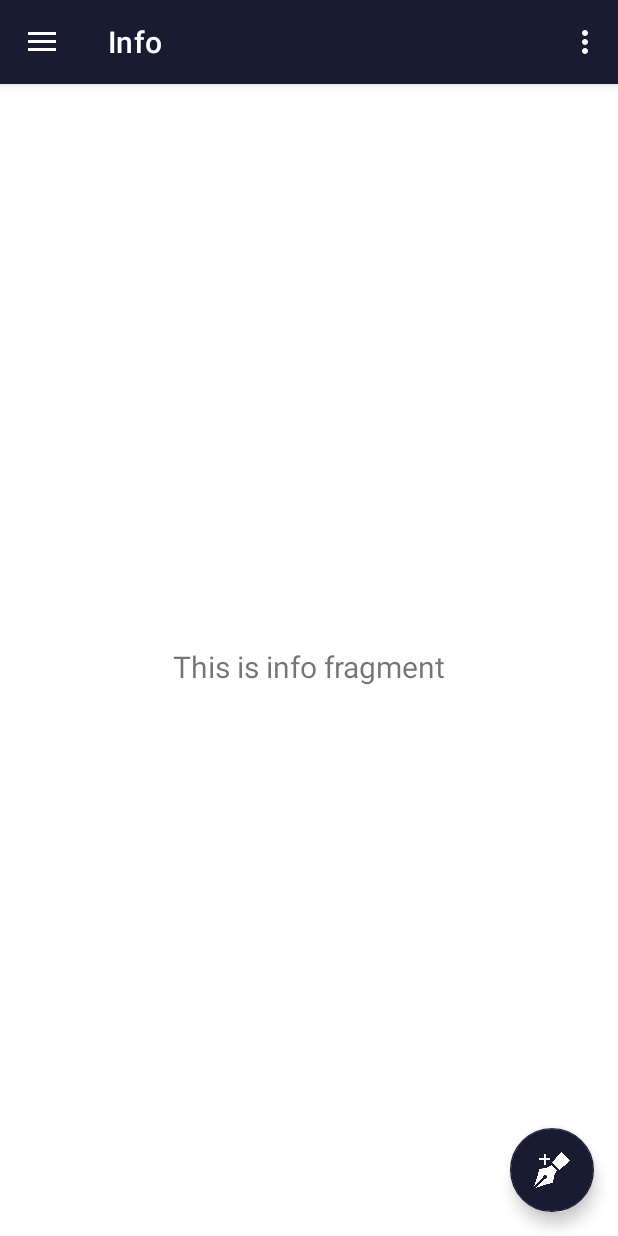
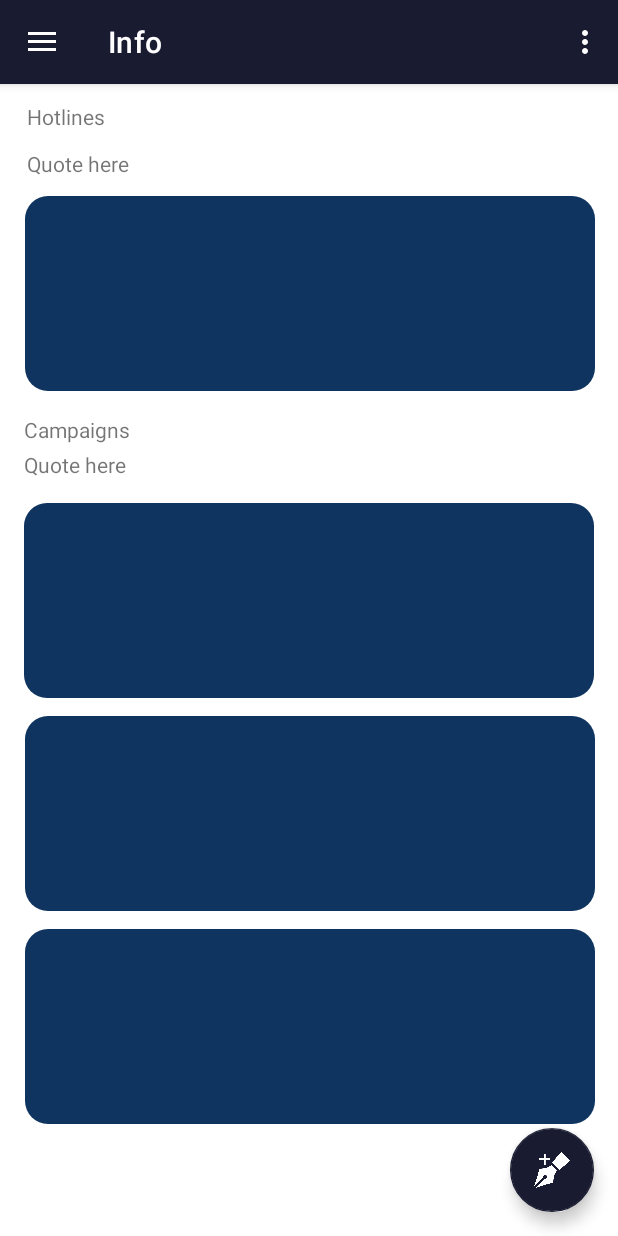
Before and after one commit to rogercnyn/iRespond-Android, an Android app: the InfoFragment screen opened through its navigation route, on a phone screen of 412 x 824 dp. Run offline under Robolectric (Android 15) with nearby library versions, the phone set to English and light mode, and no system bars; our stand-ins replace navigation-ui.

Commit message:
Add Rounded Boxes

```diff
--- a/App/app/src/main/java/com/example/irespond/ui/gallery/InfoFragment.java
+++ b/App/app/src/main/java/com/example/irespond/ui/gallery/InfoFragment.java
@@ -24,8 +24,8 @@ public class InfoFragment extends Fragment {
         binding = FragmentInfoBinding.inflate(inflater, container, false);
         View root = binding.getRoot();
 
-        final TextView textView = binding.textInfo;
-        infoViewModel.getText().observe(getViewLifecycleOwner(), textView::setText);
+        //final TextView textView = binding.textInfo;
+        //infoViewModel.getText().observe(getViewLifecycleOwner(), textView::setText);
         return root;
     }
 
--- a/App/app/src/main/java/com/example/irespond/ui/slideshow/DataFragment.java
+++ b/App/app/src/main/java/com/example/irespond/ui/slideshow/DataFragment.java
@@ -24,8 +24,8 @@ public class DataFragment extends Fragment {
         binding = FragmentDataBinding.inflate(inflater, container, false);
         View root = binding.getRoot();
 
-        final TextView textView = binding.textData;
-        dataViewModel.getText().observe(getViewLifecycleOwner(), textView::setText);
+        //final TextView textView = binding.textData;
+        //dataViewModel.getText().observe(getViewLifecycleOwner(), textView::setText);
         return root;
     }
 
--- /dev/null
+++ b/App/app/src/main/res/drawable/box.xml
@@ -0,0 +1,10 @@
+<?xml version="1.0" encoding="utf-8"?>
+<selector xmlns:android="http://schemas.android.com/apk/res/android">
+    <item>
+        <shape android:shape="rectangle">
+            <solid android:color="#0F3460"/>
+            <corners android:radius="15dp"/>
+        </shape>
+
+    </item>
+</selector>
--- a/App/app/src/main/res/layout/fragment_about.xml
+++ b/App/app/src/main/res/layout/fragment_about.xml
@@ -13,7 +13,9 @@
         android:layout_marginStart="8dp"
         android:layout_marginTop="8dp"
         android:layout_marginEnd="8dp"
+        android:text="This is about page."
         android:textAlignment="center"
+        android:textColor="#000000"
         android:textSize="20sp"
         app:layout_constraintBottom_toBottomOf="parent"
         app:layout_constraintEnd_toEndOf="parent"
--- a/App/app/src/main/res/layout/fragment_data.xml
+++ b/App/app/src/main/res/layout/fragment_data.xml
@@ -4,19 +4,4 @@
     xmlns:tools="http://schemas.android.com/tools"
     android:layout_width="match_parent"
     android:layout_height="match_parent"
-    tools:context=".ui.slideshow.DataFragment">
-
-    <TextView
-        android:id="@+id/text_data"
-        android:layout_width="match_parent"
-        android:layout_height="wrap_content"
-        android:layout_marginStart="8dp"
-        android:layout_marginTop="8dp"
-        android:layout_marginEnd="8dp"
-        android:textAlignment="center"
-        android:textSize="20sp"
-        app:layout_constraintBottom_toBottomOf="parent"
-        app:layout_constraintEnd_toEndOf="parent"
-        app:layout_constraintStart_toStartOf="parent"
-        app:layout_constraintTop_toTopOf="parent" />
-</androidx.constraintlayout.widget.ConstraintLayout>
+    tools:context=".ui.slideshow.DataFragment"/>
--- a/App/app/src/main/res/layout/fragment_home.xml
+++ b/App/app/src/main/res/layout/fragment_home.xml
@@ -13,22 +13,13 @@
         android:layout_marginStart="8dp"
         android:layout_marginTop="8dp"
         android:layout_marginEnd="8dp"
+        android:text="This is home."
         android:textAlignment="center"
+        android:textColor="#000000"
         android:textSize="20sp"
         app:layout_constraintBottom_toBottomOf="parent"
         app:layout_constraintEnd_toEndOf="parent"
         app:layout_constraintStart_toStartOf="parent"
         app:layout_constraintTop_toTopOf="parent" />
 
-    <Button
-        android:id="@+id/button"
-        android:layout_width="wrap_content"
-        android:layout_height="wrap_content"
-        android:text="Button"
-        app:layout_constraintBottom_toBottomOf="parent"
-        app:layout_constraintEnd_toEndOf="parent"
-        app:layout_constraintHorizontal_bias="0.498"
-        app:layout_constraintStart_toStartOf="parent"
-        app:layout_constraintTop_toTopOf="parent"
-        app:layout_constraintVertical_bias="0.617" />
 </androidx.constraintlayout.widget.ConstraintLayout>
--- a/App/app/src/main/res/layout/fragment_info.xml
+++ b/App/app/src/main/res/layout/fragment_info.xml
@@ -7,16 +7,91 @@
     tools:context=".ui.gallery.InfoFragment">
 
     <TextView
-        android:id="@+id/text_info"
-        android:layout_width="match_parent"
-        android:layout_height="wrap_content"
-        android:layout_marginStart="8dp"
-        android:layout_marginTop="8dp"
-        android:layout_marginEnd="8dp"
+        android:id="@+id/bg_hotline"
+        android:layout_width="380dp"
+        android:layout_height="130dp"
+        android:layout_marginTop="12dp"
+        android:background="@drawable/box"
         android:textAlignment="center"
+        android:textColor="#000000"
         android:textSize="20sp"
-        app:layout_constraintBottom_toBottomOf="parent"
+        app:layout_constraintEnd_toEndOf="parent"
+        app:layout_constraintHorizontal_bias="0.516"
+        app:layout_constraintStart_toStartOf="parent"
+        app:layout_constraintTop_toBottomOf="@+id/textView11" />
+
+    <TextView
+        android:id="@+id/bg_campaign1"
+        android:layout_width="380dp"
+        android:layout_height="130dp"
+        android:layout_marginTop="16dp"
+        android:background="@drawable/box"
         app:layout_constraintEnd_toEndOf="parent"
         app:layout_constraintStart_toStartOf="parent"
+        app:layout_constraintTop_toBottomOf="@+id/textView12" />
+
+    <TextView
+        android:id="@+id/bg_campaign2"
+        android:layout_width="380dp"
+        android:layout_height="130dp"
+        android:layout_marginTop="12dp"
+        android:background="@drawable/box"
+        app:layout_constraintEnd_toEndOf="parent"
+        app:layout_constraintHorizontal_bias="0.516"
+        app:layout_constraintStart_toStartOf="parent"
+        app:layout_constraintTop_toBottomOf="@+id/bg_campaign1" />
+
+    <TextView
+        android:id="@+id/bg_campaign3"
+        android:layout_width="380dp"
+        android:layout_height="130dp"
+        android:layout_marginTop="12dp"
+        android:background="@drawable/box"
+        app:layout_constraintEnd_toEndOf="parent"
+        app:layout_constraintHorizontal_bias="0.516"
+        app:layout_constraintStart_toStartOf="parent"
+        app:layout_constraintTop_toBottomOf="@+id/bg_campaign2" />
+
+    <TextView
+        android:id="@+id/textView5"
+        android:layout_width="wrap_content"
+        android:layout_height="wrap_content"
+        android:layout_marginTop="12dp"
+        android:text="Hotlines"
+        app:layout_constraintEnd_toEndOf="parent"
+        app:layout_constraintHorizontal_bias="0.05"
+        app:layout_constraintStart_toStartOf="parent"
         app:layout_constraintTop_toTopOf="parent" />
+
+    <TextView
+        android:id="@+id/textView10"
+        android:layout_width="wrap_content"
+        android:layout_height="wrap_content"
+        android:layout_marginStart="16dp"
+        android:layout_marginTop="16dp"
+        android:text="Campaigns"
+        app:layout_constraintStart_toStartOf="parent"
+        app:layout_constraintTop_toBottomOf="@+id/bg_hotline" />
+
+    <TextView
+        android:id="@+id/textView12"
+        android:layout_width="wrap_content"
+        android:layout_height="wrap_content"
+        android:layout_marginStart="16dp"
+        android:layout_marginTop="4dp"
+        android:text="Quote here"
+        app:layout_constraintStart_toStartOf="parent"
+        app:layout_constraintTop_toBottomOf="@+id/textView10" />
+
+    <TextView
+        android:id="@+id/textView11"
+        android:layout_width="wrap_content"
+        android:layout_height="wrap_content"
+        android:layout_marginTop="12dp"
+        android:text="Quote here"
+        app:layout_constraintEnd_toEndOf="parent"
+        app:layout_constraintHorizontal_bias="0.052"
+        app:layout_constraintStart_toStartOf="parent"
+        app:layout_constraintTop_toBottomOf="@+id/textView5" />
+
 </androidx.constraintlayout.widget.ConstraintLayout>
```
